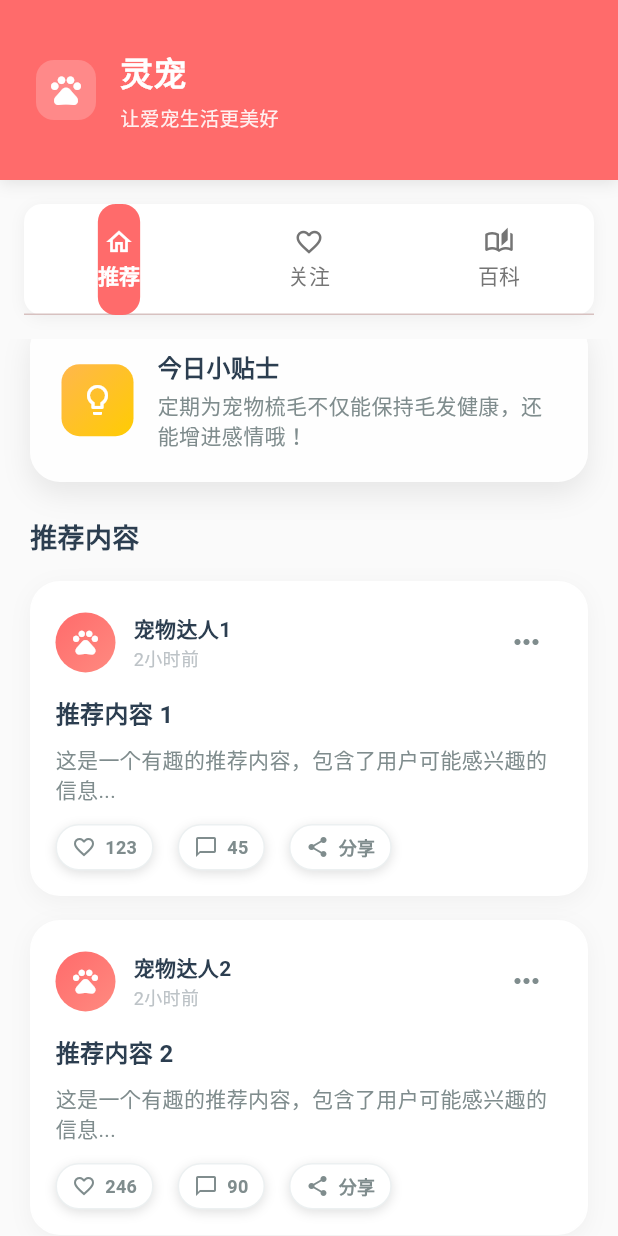
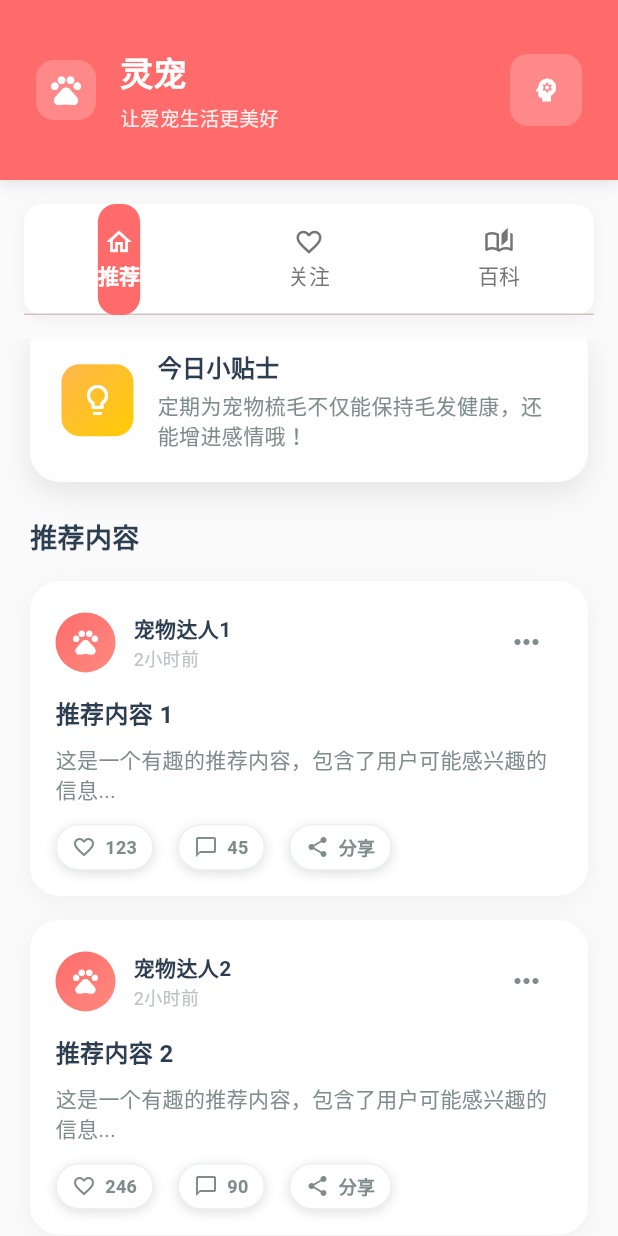
Before and after one commit to kaisersama112/lingdong_flutter, a Flutter app: the HomePage screen opened directly, scrolled down 576 dp, on a phone screen of 412 x 824 dp. Run offline on Flutter 3.47's test engine with Material 3 defaults, Android fonts, the phone set to English and light mode, and no system bars; our stand-ins replace qr_flutter, sqflite, sqflite_common_ffi; accounts and stored records are empty; Roboto replaces fonts that are missing (PingFang SC).

Commit message:
feat: 更新主页和推荐标签页，添加快捷工具按钮
在主页中添加了快捷工具按钮，提升用户访问实用工具的便捷性。同时，调整推荐标签页的内边距，优化布局，增强用户体验。

```diff
--- a/lib/app/modules/home_page.dart
+++ b/lib/app/modules/home_page.dart
@@ -34,13 +34,37 @@ class _HomePageState extends State<HomePage> with TickerProviderStateMixin {
       backgroundColor: AppTheme.backgroundColor,
       body: Column(
         children: [
-          // 使用新的简洁头部组件
+          // 使用新的简洁头部组件，添加快捷工具按钮
           BeautifulPageHeader(
             title: '灵宠',
             subtitle: '让爱宠生活更美好',
             icon: Icons.pets,
             height: 120,
-            // 工具功能已集成到底部导航栏
+            actions: [
+              // 快捷工具按钮
+              Container(
+                margin: const EdgeInsets.only(left: 8),
+                decoration: BoxDecoration(
+                  color: Colors.white.withValues(alpha: 0.2),
+                  borderRadius: BorderRadius.circular(12),
+                ),
+                child: IconButton(
+                  icon: const Icon(
+                    Icons.psychology,
+                    color: Colors.white,
+                    size: 20,
+                  ),
+                  onPressed: () {
+                    Navigator.of(context).push(
+                      MaterialPageRoute(
+                        builder: (context) => const ToolsHubPage(),
+                      ),
+                    );
+                  },
+                  tooltip: '实用工具',
+                ),
+              ),
+            ],
           ),
 
           // 使用新的简洁标签栏组件
--- a/lib/app/modules/home_page/recommend_tab.dart
+++ b/lib/app/modules/home_page/recommend_tab.dart
@@ -381,8 +381,9 @@ class _RecommendTabState extends State<RecommendTab> {
             // 处理点击事件
           },
           child: Padding(
-            padding: const EdgeInsets.all(16),
+            padding: const EdgeInsets.all(10), // 原始值：16
             child: Column(
+
               mainAxisAlignment: MainAxisAlignment.center,
               children: [
                 Container(
```
